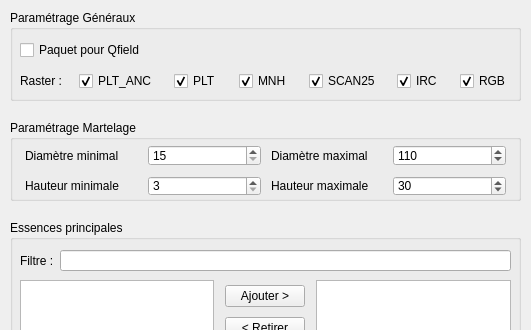
Old version of the form modules/tree_marking/create/tree_marking_create.ui in the repository paul-carteron/Qracines; both pictures show x 0 to 531 and y 0 to 330 of the 531 by 482 pixel window.
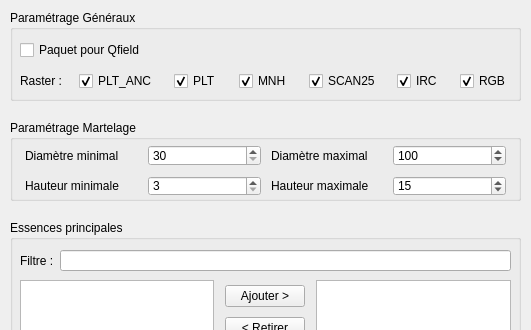
New version of the form. Custom widgets are drawn as their Qt base class.

```diff
--- a/modules/tree_marking/create/tree_marking_create.ui
+++ b/modules/tree_marking/create/tree_marking_create.ui
@@ -163,10 +163,10 @@
      <item row="0" column="2">
       <widget class="QSpinBox" name="sp_dmin">
        <property name="minimum">
-        <number>15</number>
+        <number>30</number>
        </property>
        <property name="maximum">
-        <number>120</number>
+        <number>200</number>
        </property>
        <property name="singleStep">
         <number>5</number>
@@ -186,13 +186,13 @@
         <number>15</number>
        </property>
        <property name="maximum">
-        <number>120</number>
+        <number>200</number>
        </property>
        <property name="singleStep">
         <number>5</number>
        </property>
        <property name="value">
-        <number>110</number>
+        <number>100</number>
        </property>
       </widget>
      </item>
@@ -226,10 +226,10 @@
         <number>3</number>
        </property>
        <property name="maximum">
-        <number>40</number>
+        <number>50</number>
        </property>
        <property name="value">
-        <number>30</number>
+        <number>15</number>
        </property>
       </widget>
      </item>
```
Left out of the diff: 2 changed lines with no effect on the pictures.
